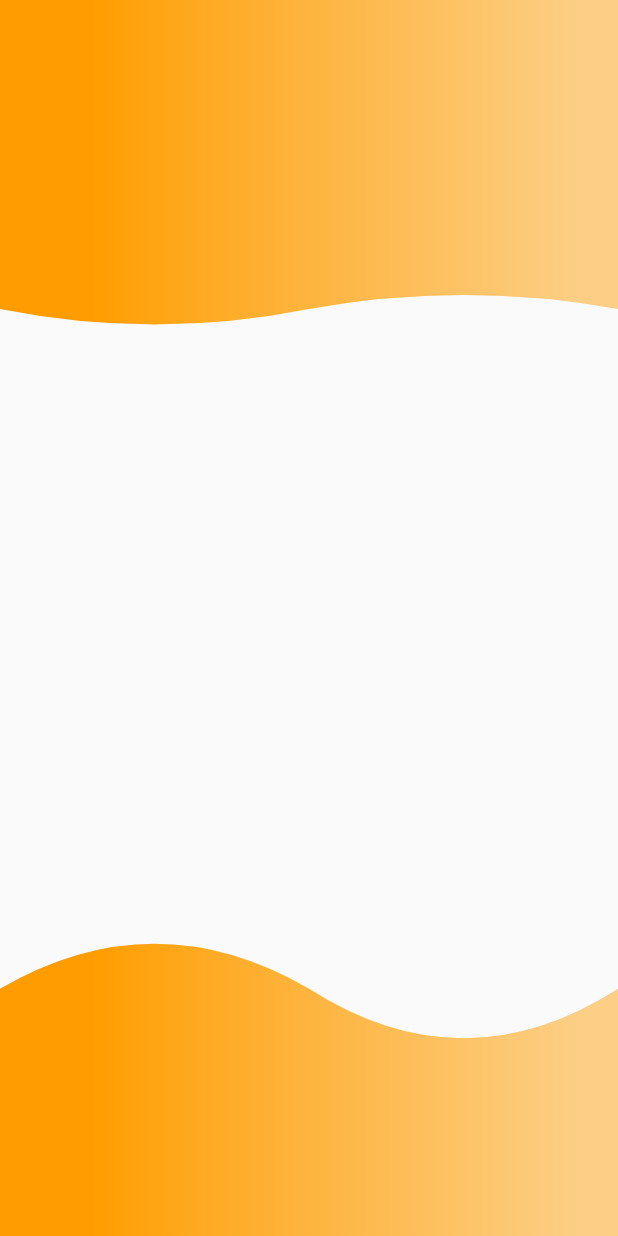
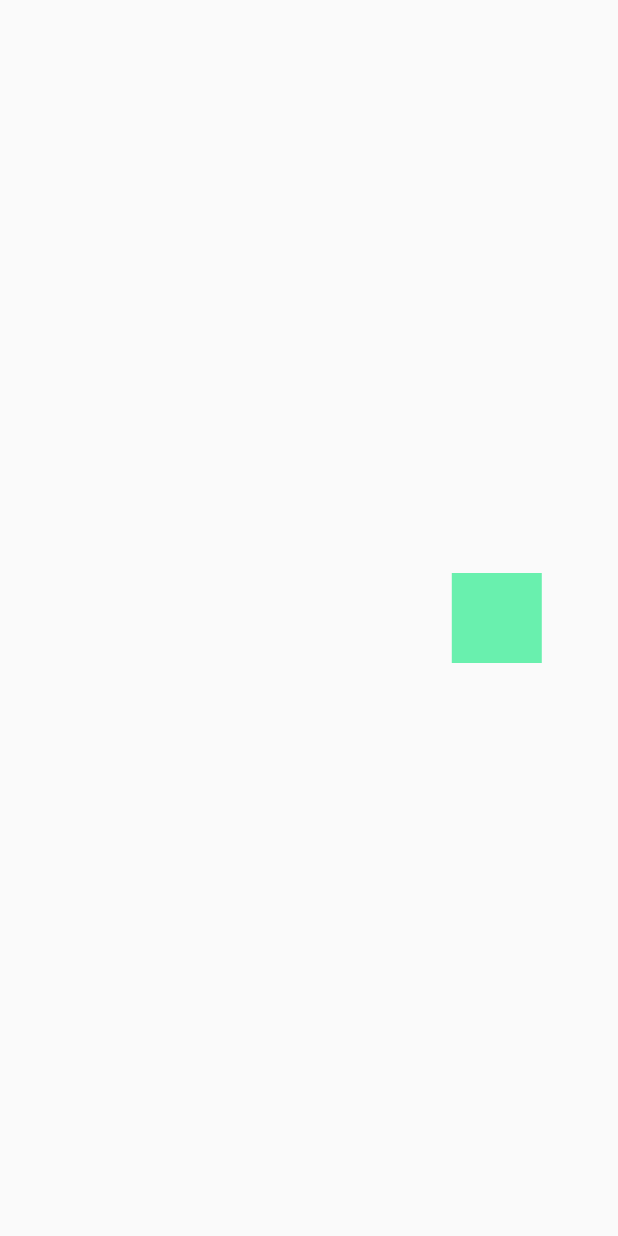
Before and after one commit to CrisRonda/flutter-animations, a Flutter app: the screen it shows after launch, on a phone screen of 412 x 824 dp. Run offline on Flutter 3.47's test engine with Material 2 defaults, Android fonts, the phone set to English and light mode, and no system bars.

Commit message:
added square animations

```diff
--- a/lib/main.dart
+++ b/lib/main.dart
@@ -1,4 +1,6 @@
-import 'package:animations/src/pages/headers_pages.dart';
+// import 'package:animations/src/pages/animation_page.dart';
+// import 'package:a nimations/src/pages/headers_pages.dart';
+import 'package:animations/src/challenges/square_animate_page.dart';
 import 'package:flutter/material.dart';
 
 void main() => runApp(MyApp());
@@ -10,7 +12,7 @@ class MyApp extends StatelessWidget {
       title: 'Material App',
       debugShowCheckedModeBanner: false,
       home: Scaffold(
-        body: HeadersPage()
+        body: SquareAnimatePage()
       ),
     );
   }
--- /dev/null
+++ b/lib/src/challenges/square_animate_page.dart
@@ -0,0 +1,89 @@
+import 'package:flutter/material.dart';
+
+class SquareAnimatePage extends StatelessWidget {
+  const SquareAnimatePage({Key? key}) : super(key: key);
+
+  @override
+  Widget build(BuildContext context) {
+    return Scaffold(
+      body: Center(child: _SquareAnimate()),
+    );
+  }
+}
+
+class _SquareAnimate extends StatefulWidget {
+  @override
+  __SquareAnimateState createState() => __SquareAnimateState();
+}
+
+CurvedAnimation generateCurve(
+    Animation<double> controller, double begin, double end) {
+  return CurvedAnimation(
+      parent: controller, curve: Interval(begin, end, curve: Curves.bounceOut));
+}
+
+class __SquareAnimateState extends State<_SquareAnimate>
+    with SingleTickerProviderStateMixin {
+  final double distance = 160.0;
+  final double slideTime = 0.25;
+  late AnimationController controller;
+  late Animation<double> xRight;
+  late Animation<double> xLeft;
+  late Animation<double> yUp;
+  late Animation<double> yDown;
+  @override
+  void initState() {
+    controller = new AnimationController(
+        vsync: this, duration: Duration(milliseconds: 2500));
+    final CurvedAnimation positionXRightCurve =
+        generateCurve(controller, 0.0, slideTime);
+    final CurvedAnimation positionYUpCurve =
+        generateCurve(controller, slideTime, slideTime * 2);
+    final CurvedAnimation positionXLeftCurve =
+        generateCurve(controller, slideTime * 2, slideTime * 3);
+    final CurvedAnimation positionYDownCurve =
+        generateCurve(controller, slideTime * 3, slideTime * 4);
+    xRight = Tween(begin: 0.0, end: distance).animate(positionXRightCurve);
+    yUp = Tween(begin: 0.0, end: -distance).animate(positionYUpCurve);
+    xLeft = Tween(begin: 0.0, end: distance).animate(positionXLeftCurve);
+    yDown = Tween(begin: 0.0, end: -distance).animate(positionYDownCurve);
+
+    super.initState();
+  }
+
+  @override
+  void dispose() {
+    controller.dispose();
+    super.dispose();
+  }
+
+  @override
+  Widget build(BuildContext context) {
+    controller.repeat();
+    return AnimatedBuilder(
+      animation: controller,
+      child: _Square(),
+      builder: (_, child) {
+        return Transform.translate(
+          offset: Offset(xRight.value - xLeft.value, yUp.value - yDown.value),
+          child: child,
+        );
+      },
+    );
+  }
+}
+
+class _Square extends StatelessWidget {
+  const _Square({
+    Key? key,
+  }) : super(key: key);
+
+  @override
+  Widget build(BuildContext context) {
+    return Container(
+      width: 60,
+      height: 60,
+      color: Colors.greenAccent,
+    );
+  }
+}
```
Also changed, not shown: lib/src/pages/animation_page.dart (added, +106 -0 lines).
